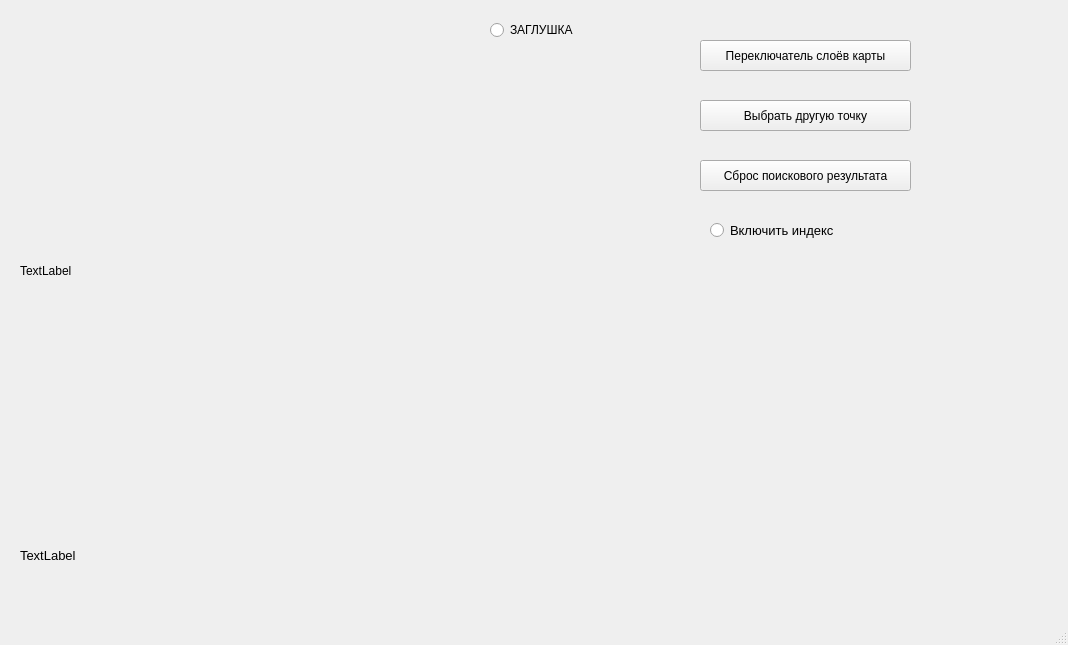
Before: the Qt Designer form untitled.ui in Vovadoes/Big-task-for-the-Maps-API, drawn with Qt 5.
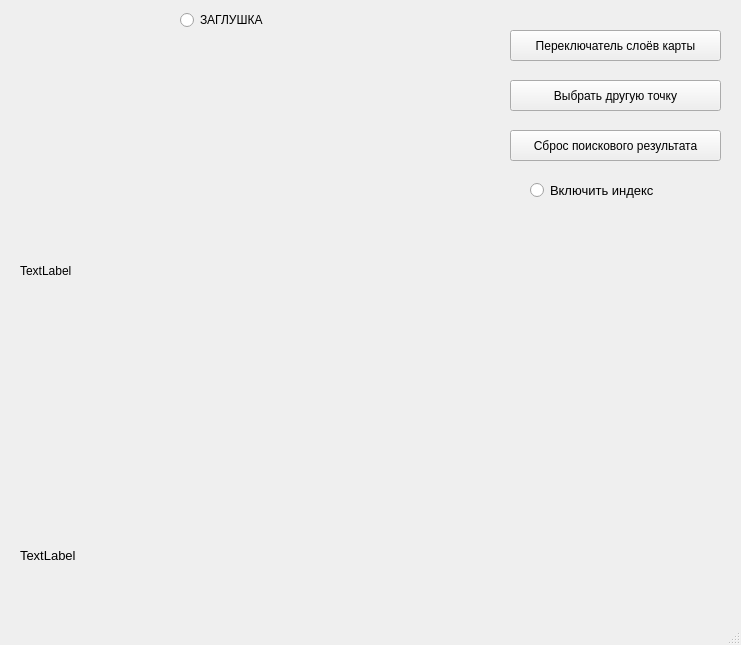
After: the same form once the commit is applied.

What changed in the file:
```diff
--- a/untitled.ui
+++ b/untitled.ui
@@ -6,7 +6,7 @@
    <rect>
     <x>0</x>
     <y>0</y>
-    <width>1068</width>
+    <width>741</width>
     <height>645</height>
    </rect>
   </property>
@@ -30,8 +30,8 @@
    <widget class="QPushButton" name="pushButton">
     <property name="geometry">
      <rect>
-      <x>700</x>
-      <y>40</y>
+      <x>510</x>
+      <y>30</y>
       <width>211</width>
       <height>31</height>
      </rect>
@@ -43,8 +43,8 @@
    <widget class="QPushButton" name="pushButton_2">
     <property name="geometry">
      <rect>
-      <x>700</x>
-      <y>100</y>
+      <x>510</x>
+      <y>80</y>
       <width>211</width>
       <height>31</height>
      </rect>
@@ -56,8 +56,8 @@
    <widget class="QRadioButton" name="radioButton">
     <property name="geometry">
      <rect>
-      <x>490</x>
-      <y>20</y>
+      <x>180</x>
+      <y>10</y>
       <width>95</width>
       <height>20</height>
      </rect>
@@ -69,8 +69,8 @@
    <widget class="QPushButton" name="pushButton_3">
     <property name="geometry">
      <rect>
-      <x>700</x>
-      <y>160</y>
+      <x>510</x>
+      <y>130</y>
       <width>211</width>
       <height>31</height>
      </rect>
@@ -100,8 +100,8 @@
    <widget class="QRadioButton" name="radioButton_2">
     <property name="geometry">
      <rect>
-      <x>710</x>
-      <y>220</y>
+      <x>530</x>
+      <y>180</y>
       <width>181</width>
       <height>21</height>
      </rect>
```
Left out of the diff: 4 changed lines with no effect on the pictures.
